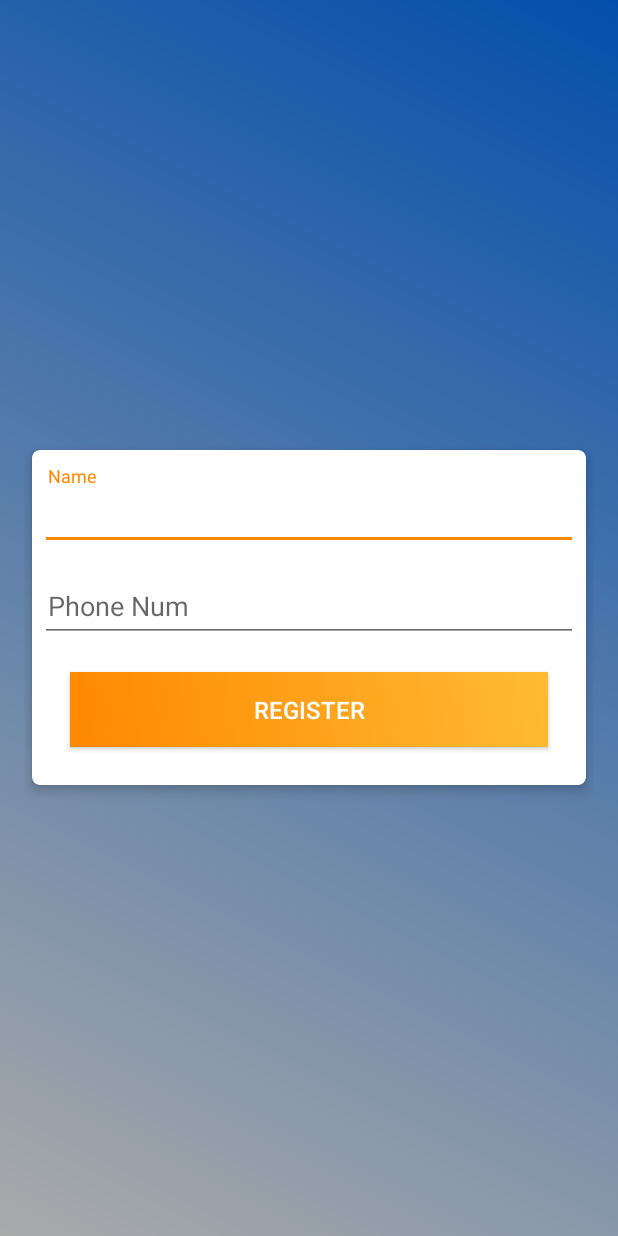
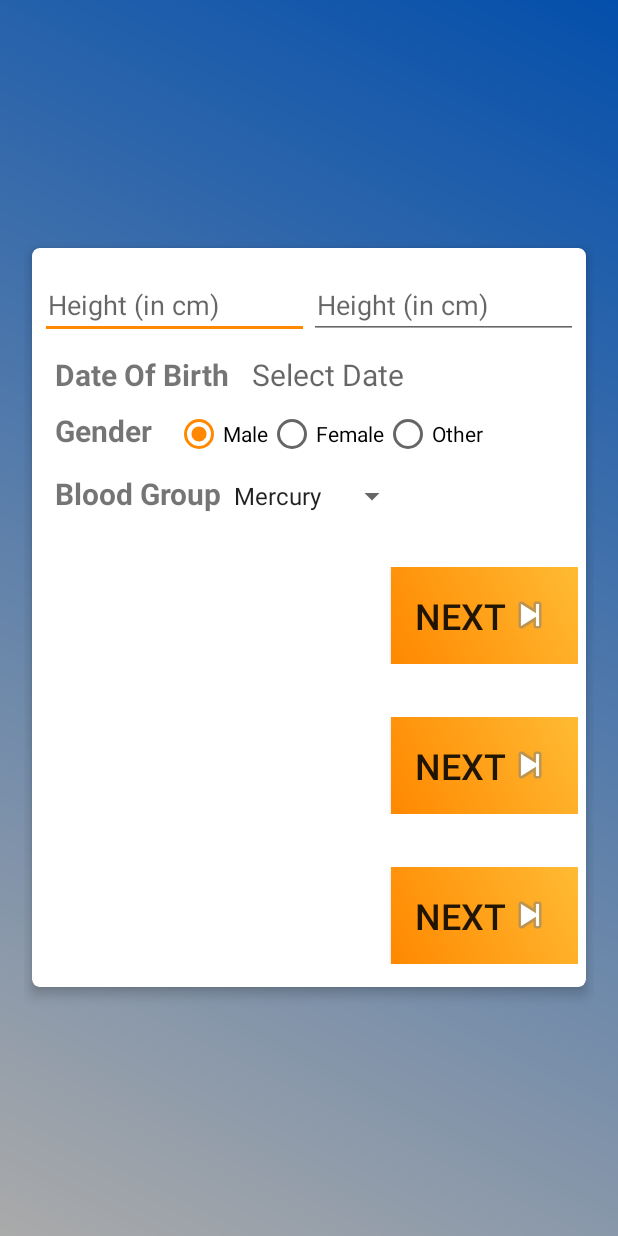
Before and after one commit to Masum95/Android_BT_Data_Receiver, an Android app: the screen it shows after launch (RegisterActivity before the commit, ProfileRegisterActivity after it), on a phone screen of 412 x 824 dp. Run offline under Robolectric (Android 15) with nearby library versions, the phone set to English and light mode, and no system bars.

Commit message:
intial register view

```diff
--- a/app/build.gradle
+++ b/app/build.gradle
@@ -61,4 +61,5 @@ dependencies {
 
     implementation 'com.android.support:design:28.0.0'
     implementation 'com.android.support:cardview-v7:28.0.0'
+
 }
--- /dev/null
+++ b/app/src/main/java/com/samsung/android/sdk/accessory/example/filetransfer/receiver/ProfileRegisterActivity.java
@@ -0,0 +1,123 @@
+package com.samsung.android.sdk.accessory.example.filetransfer.receiver;
+
+
+import android.app.DatePickerDialog;
+import android.graphics.Color;
+import android.graphics.drawable.ColorDrawable;
+import android.os.Bundle;
+import android.support.v7.app.AppCompatActivity;
+import android.util.Log;
+import android.view.View;
+import android.widget.AdapterView;
+import android.widget.ArrayAdapter;
+import android.widget.DatePicker;
+import android.widget.EditText;
+import android.widget.RadioButton;
+import android.widget.RadioGroup;
+import android.widget.Spinner;
+import android.widget.TextView;
+import android.widget.Toast;
+
+import java.text.SimpleDateFormat;
+import java.util.Calendar;
+import java.util.Locale;
+
+public class ProfileRegisterActivity extends AppCompatActivity implements AdapterView.OnItemSelectedListener{
+
+    EditText name, phone_num, email, phone, password;
+
+
+    private TextView mDisplayDate;
+    private DatePickerDialog.OnDateSetListener mDateSetListener;
+    String[] planetArray;
+
+
+    @Override
+    protected void onCreate(Bundle savedInstanceState) {
+        super.onCreate(savedInstanceState);
+        setContentView(R.layout.activity_profile_register);
+        addListenerOnButton();
+        planetArray = getResources().getStringArray(R.array.planets_array);
+        Log.d("register","here");
+        Spinner spinner = (Spinner) findViewById(R.id.planets_spinner);
+        // Create an ArrayAdapter using the string array and a default spinner layout
+        ArrayAdapter<CharSequence> adapter = ArrayAdapter.createFromResource(this,
+                R.array.planets_array, android.R.layout.simple_spinner_item);
+        // Specify the layout to use when the list of choices appears
+        adapter.setDropDownViewResource(android.R.layout.simple_spinner_dropdown_item);
+        // Apply the adapter to the spinner
+        spinner.setAdapter(adapter);
+
+        mDisplayDate = (TextView) findViewById(R.id.tvDate);
+
+        mDisplayDate.setOnClickListener(new View.OnClickListener() {
+            @Override
+            public void onClick(View view) {
+                Calendar cal = Calendar.getInstance();
+                int year = cal.get(Calendar.YEAR);
+                int month = cal.get(Calendar.MONTH);
+                int day = cal.get(Calendar.DAY_OF_MONTH);
+
+                DatePickerDialog dialog = new DatePickerDialog(
+                        ProfileRegisterActivity.this,
+                        android.R.style.Theme_Holo_Light_Dialog_MinWidth,
+                        mDateSetListener,
+                        year,month,day);
+                dialog.getWindow().setBackgroundDrawable(new ColorDrawable(Color.TRANSPARENT));
+                dialog.show();
+            }
+        });
+
+        mDateSetListener = new DatePickerDialog.OnDateSetListener() {
+            @Override
+            public void onDateSet(DatePicker datePicker, int year, int month, int day) {
+                month = month + 1;
+                Log.d("tag", "onDateSet: mm/dd/yyy: " + month + "/" + day + "/" + year);
+
+                String date = month + "/" + day + "/" + year;
+                mDisplayDate.setText(date);
+            }
+        };
+
+    }
+
+    public void addListenerOnButton() {
+
+        RadioGroup rg = (RadioGroup) findViewById(R.id.radio);
+
+        rg.setOnCheckedChangeListener(new RadioGroup.OnCheckedChangeListener()
+        {
+            public void onCheckedChanged(RadioGroup group, int checkedId) {
+                switch(checkedId){
+                    case R.id.radioMale:
+                        Toast.makeText(getApplicationContext(), "Male",Toast.LENGTH_SHORT).show();
+
+                        break;
+                    case R.id.radioFemale:
+                        // do operations specific to this selection
+                        break;
+                    case R.id.radioOther:
+                        // do operations specific to this selection
+                        break;
+                }
+            }
+        });
+
+    }
+    @Override
+    public void onItemSelected(AdapterView<?> arg0, View arg1, int position,long id) {
+        Toast.makeText(getApplicationContext(), "Selected User: "+ planetArray[position] ,Toast.LENGTH_SHORT).show();
+    }
+    @Override
+    public void onNothingSelected(AdapterView<?> arg0) {
+        // TODO - Custom Code
+    }
+
+    @Override
+    protected void onStart() {
+        super.onStart();
+    }
+
+
+
+}
--- /dev/null
+++ b/app/src/main/res/layout/activity_profile_register.xml
@@ -0,0 +1,242 @@
+<?xml version="1.0" encoding="utf-8"?>
+<ScrollView
+    xmlns:android="http://schemas.android.com/apk/res/android"
+    xmlns:app="http://schemas.android.com/apk/res-auto"
+    xmlns:tools="http://schemas.android.com/tools"
+    android:layout_width="match_parent"
+    android:layout_height="match_parent"
+    android:background="@drawable/gradient"
+    android:padding="16dp"
+    android:scrollbarThumbVertical="@null"
+    tools:context=".RegisterActivity">
+
+
+    <android.support.v7.widget.CardView
+        android:layout_width="match_parent"
+        android:layout_height="wrap_content"
+        android:layout_gravity="center"
+        android:layout_margin="5dp"
+        android:padding="10dp"
+        app:cardCornerRadius="5dp"
+        app:cardElevation="5dp">
+
+        <LinearLayout
+            android:layout_width="match_parent"
+            android:layout_height="wrap_content"
+            android:layout_gravity="center"
+            android:layout_margin="5dp"
+            android:orientation="vertical">
+
+
+
+            <LinearLayout android:layout_width="fill_parent"
+                android:layout_height="wrap_content"
+                android:orientation="horizontal">
+                <EditText
+                    android:id="@+id/height"
+
+                    android:layout_marginTop="10dp"
+                    android:hint="@string/height"
+
+                    android:layout_width="fill_parent"
+                    android:layout_height="wrap_content"
+                    android:layout_weight="1"
+
+                    android:inputType="textNoSuggestions"
+                    android:maxLines="1"
+                    android:paddingStart="5dp"
+                    android:singleLine="true"/>
+
+
+                <EditText
+                    android:id="@+id/phone_num"
+
+                    android:layout_marginTop="10dp"
+                    android:hint="@string/height"
+
+                    android:layout_width="fill_parent"
+                    android:layout_height="wrap_content"
+                    android:layout_weight="1"
+
+                    android:inputType="textNoSuggestions"
+                    android:maxLines="1"
+                    android:paddingStart="5dp"
+                    android:singleLine="true"/>
+            </LinearLayout>
+
+
+
+
+            <LinearLayout android:layout_width="fill_parent"
+                android:layout_height="wrap_content"
+                android:layout_marginTop="10dp"
+                android:orientation="horizontal">
+                <TextView
+                    android:layout_width="wrap_content"
+                    android:layout_height="wrap_content"
+                    android:text="Date Of Birth"
+                    android:textStyle="bold"
+                    android:layout_marginLeft="10dp"
+                    android:textSize="20dp"/>
+
+                <TextView
+                    android:layout_marginLeft="15dp"
+
+                    android:layout_width="wrap_content"
+                    android:layout_height="wrap_content"
+                    android:hint="Select Date"
+                    android:id="@+id/tvDate"
+                    android:layout_centerHorizontal="true"
+                    android:textSize="20dp"/>
+
+            </LinearLayout>
+
+            <LinearLayout android:layout_width="fill_parent"
+                android:layout_height="wrap_content"
+                android:layout_marginTop="10dp"
+                android:orientation="horizontal">
+                <TextView
+                    android:layout_width="wrap_content"
+                    android:layout_height="wrap_content"
+                    android:text="Gender"
+                    android:textStyle="bold"
+                    android:layout_marginLeft="10dp"
+                    android:textSize="20dp"/>
+
+                <RadioGroup
+                    android:layout_marginLeft="15dp"
+                    android:id="@+id/radio"
+                    android:layout_width="wrap_content"
+                    android:layout_height="wrap_content"
+                    android:orientation="horizontal"
+                    >
+
+                    <RadioButton
+                        android:id="@+id/radioMale"
+                        android:layout_width="wrap_content"
+                        android:layout_height="wrap_content"
+                        android:text="@string/radio_male"
+                        android:checked="true" />
+
+                    <RadioButton
+                        android:id="@+id/radioFemale"
+                        android:layout_width="wrap_content"
+                        android:layout_height="wrap_content"
+                        android:text="@string/radio_female" />
+
+                    <RadioButton
+                        android:id="@+id/radioOther"
+                        android:layout_width="wrap_content"
+                        android:layout_height="wrap_content"
+                        android:text="@string/other" />
+                </RadioGroup>
+            </LinearLayout>
+
+
+
+
+            <LinearLayout android:layout_width="fill_parent"
+                android:layout_height="wrap_content"
+                android:layout_marginTop="10dp"
+                android:orientation="horizontal">
+                <TextView
+                    android:layout_width="wrap_content"
+                    android:layout_height="wrap_content"
+                    android:text="Blood Group"
+                    android:textStyle="bold"
+                    android:layout_marginLeft="10dp"
+                    android:textSize="20dp"/>
+
+                <Spinner
+                    android:id="@+id/planets_spinner"
+                    android:layout_width="wrap_content"
+                    android:layout_height="wrap_content" />
+
+
+            </LinearLayout>
+
+
+            <RelativeLayout
+                android:layout_width="fill_parent"
+                android:layout_height="wrap_content"
+                android:layout_marginTop="35dp"
+                android:layout_gravity="right"
+
+                android:orientation="horizontal" >
+
+                <Button
+                    android:id="@+id/bSearch"
+                    android:layout_width="wrap_content"
+                    android:layout_height="wrap_content"
+                    android:background="@drawable/button_gradient"
+                    android:drawableRight="@android:drawable/ic_media_next"
+                    android:padding="16dp"
+                    android:text="Next"
+                    android:layout_alignParentRight="true"
+
+                    android:textSize="24sp"
+                     />
+
+            </RelativeLayout>
+
+
+            <RelativeLayout
+                android:layout_width="fill_parent"
+                android:layout_height="wrap_content"
+                android:layout_marginTop="35dp"
+                android:layout_gravity="right"
+
+                android:orientation="horizontal" >
+
+                <Button
+                    android:id="@+id/bSearch"
+                    android:layout_width="wrap_content"
+                    android:layout_height="wrap_content"
+                    android:background="@drawable/button_gradient"
+                    android:drawableRight="@android:drawable/ic_media_next"
+                    android:padding="16dp"
+                    android:text="Next"
+                    android:layout_alignParentRight="true"
+
+                    android:textSize="24sp"
+                    />
+
+            </RelativeLayout>
+            <RelativeLayout
+                android:layout_width="fill_parent"
+                android:layout_height="wrap_content"
+                android:layout_marginTop="35dp"
+                android:layout_gravity="right"
+
+                android:orientation="horizontal" >
+
+                <Button
+                    android:id="@+id/bSearch"
+                    android:layout_width="wrap_content"
+                    android:layout_height="wrap_content"
+                    android:background="@drawable/button_gradient"
+                    android:drawableRight="@android:drawable/ic_media_next"
+                    android:padding="16dp"
+                    android:text="Next"
+                    android:layout_alignParentRight="true"
+
+                    android:textSize="24sp"
+                    />
+
+            </RelativeLayout>
+
+            <android.support.constraint.ConstraintLayout
+            android:layout_width="match_parent"
+            android:layout_height="match_parent"
+            android:layout_marginTop="10dp"
+            android:orientation="horizontal">
+
+
+        </android.support.constraint.ConstraintLayout>
+
+
+
+        </LinearLayout>
+    </android.support.v7.widget.CardView>
+
+</ScrollView>
--- a/app/src/main/res/values/strings.xml
+++ b/app/src/main/res/values/strings.xml
@@ -14,6 +14,8 @@
     <string name="create_new">Click here for register</string>
     <string name="not_register">Not Register?</string>
     <string name="name">Name</string>
+    <string name="height">Height (in cm)</string>
+    <string name="weight">Weight (in kg) </string>
     <string name="phone_num">Phone Num</string>
 
     <string name="phone_number">Phone Number</string>
@@ -27,5 +29,21 @@
     <string name="password_error">Please enter a password</string>
     <string name="error_invalid_password">Please enter a minimum password of 6 characters</string>
 
+    <string name="radio_male">Male</string>
+    <string name="radio_female">Female</string>
+    <string name="other">Other</string>
+    <string name="select_prompt">Select One</string>
+
+
+    <string-array name="planets_array">
+        <item>Mercury</item>
+        <item>Venus</item>
+        <item>Earth</item>
+        <item>Mars</item>
+        <item>Jupiter</item>
+        <item>Saturn</item>
+        <item>Uranus</item>
+        <item>Neptune</item>
+    </string-array>
 
 </resources>
```
Also changed, not shown: app/src/main/AndroidManifest.xml (+19 -1 lines).
